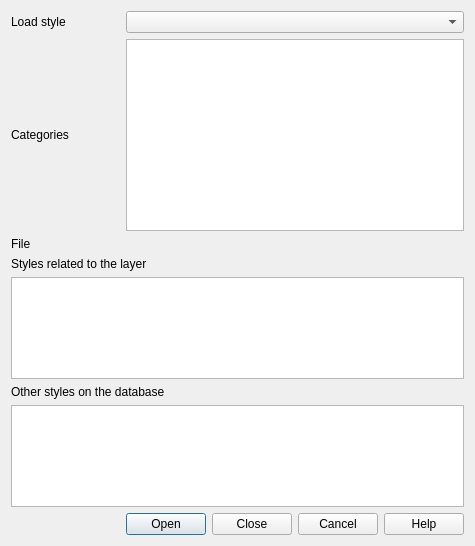
Above: src/ui/qgsvectorlayerloadstyledialog.ui from qgis/QGIS before the change. Below: the same form after it.
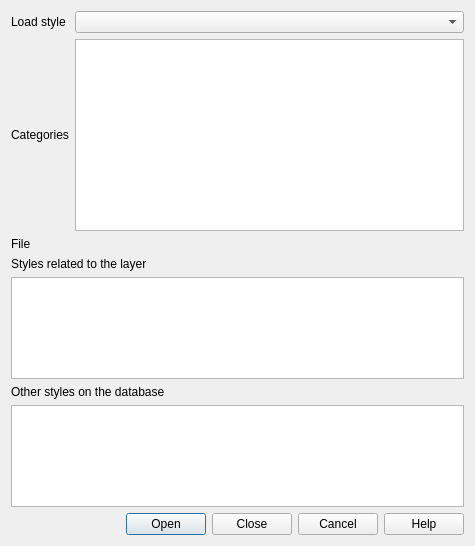
That is the form after the change. Custom widgets are drawn as their Qt base class.

Commit message: Fix alignment of buttons in vector layer load style dialog

Diff of the .ui file:
```diff
--- a/src/ui/qgsvectorlayerloadstyledialog.ui
+++ b/src/ui/qgsvectorlayerloadstyledialog.ui
@@ -143,20 +143,7 @@
      </layout>
     </widget>
    </item>
-   <item row="5" column="0">
-    <spacer name="horizontalSpacer">
-     <property name="orientation">
-      <enum>Qt::Horizontal</enum>
-     </property>
-     <property name="sizeHint" stdset="0">
-      <size>
-       <width>40</width>
-       <height>20</height>
-      </size>
-     </property>
-    </spacer>
-   </item>
-   <item row="5" column="1">
+   <item row="5" column="0" colspan="2">
     <widget class="QDialogButtonBox" name="mButtonBox">
      <property name="standardButtons">
       <set>QDialogButtonBox::Cancel|QDialogButtonBox::Close|QDialogButtonBox::Help|QDialogButtonBox::Open</set>
```
